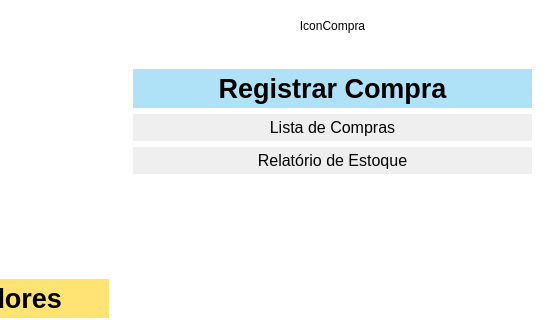
The window that Resources/UI/MainWindow.ui (Klubas/Projeto-SOAD) describes before a commit, drawn with Qt 5; both pictures show x 741 to 1300 and y 267 to 587 of the 1300 by 700 pixel window.
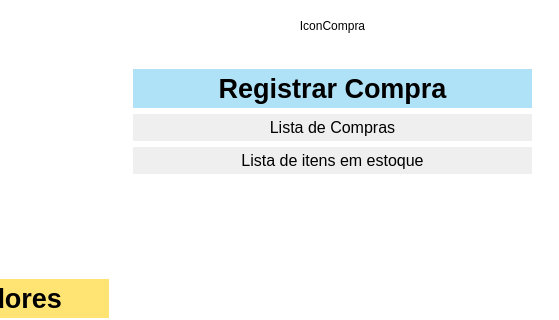
The same window after the commit.

Commit message: - Melhoria filtro estoque

```diff
--- a/Resources/UI/MainWindow.ui
+++ b/Resources/UI/MainWindow.ui
@@ -390,7 +390,7 @@
               <bool>true</bool>
              </property>
              <property name="text">
-              <string>Relatório de Estoque</string>
+              <string>Lista de itens em estoque</string>
              </property>
              <property name="autoDefault">
               <bool>true</bool>
```
The commit also changes 22 other files.
